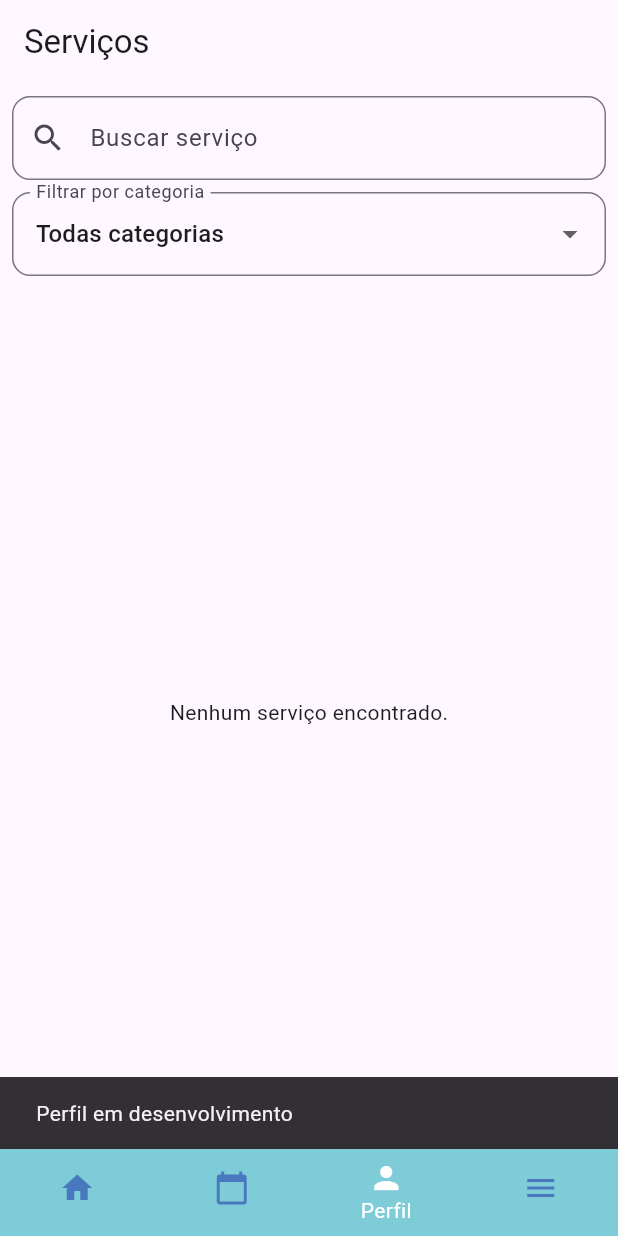
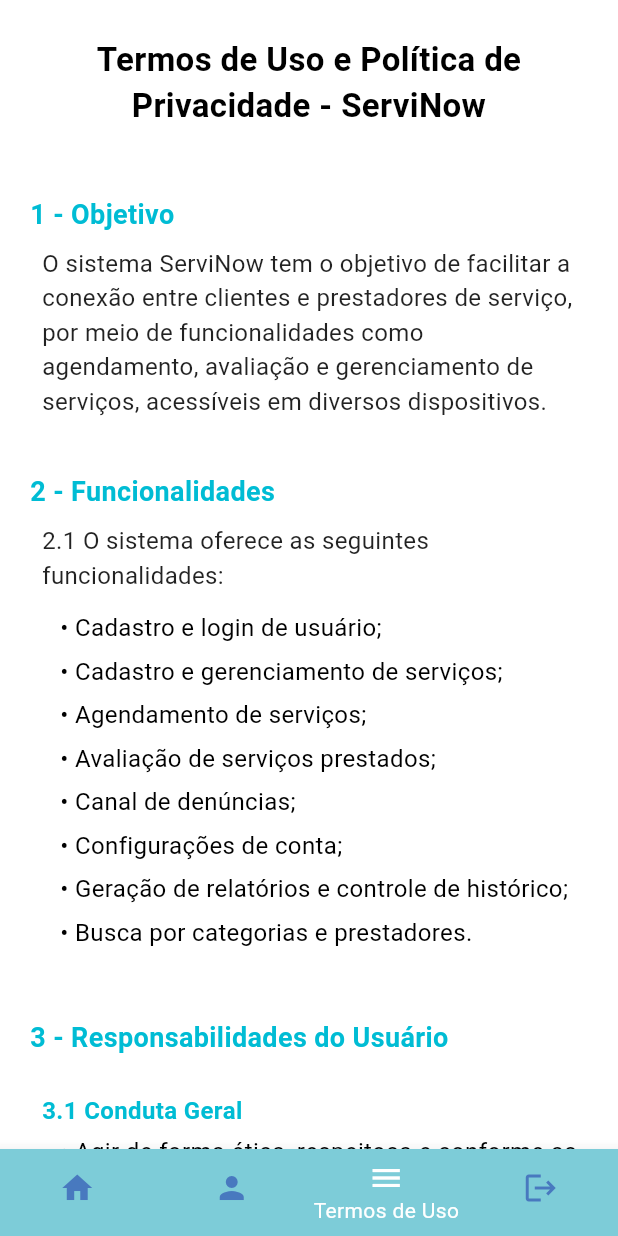
Before and after one commit to JVBC743/servinow-mobile, a Flutter app: the screen it shows after launch, item 3 of the bottom bar chosen, on a phone screen of 412 x 824 dp. Run offline on Flutter 3.47's test engine with Material 3 defaults, Android fonts, the phone set to English and light mode, and no system bars; our stand-ins replace connectivity_plus, mask_text_input_formatter, shared_preferences; network calls fail.

Commit message:
criado tela de termo de uso e sobre nos e ajustado downbar

```diff
--- a/lib/core/widgets/downbar.dart
+++ b/lib/core/widgets/downbar.dart
@@ -18,20 +18,15 @@
         Navigator.pushReplacementNamed(context, '/home');
         break;
       case 1:
-        ScaffoldMessenger.of(context).showSnackBar(
-          const SnackBar(content: Text('Agendamentos em desenvolvimento')),
-        );
+        Navigator.pushReplacementNamed(context, '/sobre-nos');
         break;
       case 2:
-        ScaffoldMessenger.of(context).showSnackBar(
-          const SnackBar(content: Text('Perfil em desenvolvimento')),
-        );
+        Navigator.pushReplacementNamed(context, '/termos-uso');
         break;
-      case 3:
-        ScaffoldMessenger.of(context).showSnackBar(
-          const SnackBar(content: Text('Menu em desenvolvimento')),
-        );
+      case 1:
+       Navigator.pushReplacementNamed(context, '/termos-uso');
         break;
+
     }
   }
 
@@ -47,12 +42,12 @@
       showUnselectedLabels: false,
       items: const [
         BottomNavigationBarItem(icon: Icon(Icons.home), label: 'Início'),
+        BottomNavigationBarItem(icon: Icon(Icons.person), label: 'Sobre nós'),
+        BottomNavigationBarItem(icon: Icon(Icons.menu), label: 'Termos de Uso'),
         BottomNavigationBarItem(
-          icon: Icon(Icons.calendar_today),
-          label: 'Agendamentos',
+          icon: Icon(Icons.logout),
+          label: 'Desconectar',
         ),
-        BottomNavigationBarItem(icon: Icon(Icons.person), label: 'Perfil'),
-        BottomNavigationBarItem(icon: Icon(Icons.menu), label: 'Menu'),
       ],
     );
   }
--- a/lib/main.dart
+++ b/lib/main.dart
@@ -4,6 +4,8 @@
 import 'package:servinow_mobile/screens/auth/login_screen.dart';
 import 'package:servinow_mobile/core/widgets/downbar.dart';
 import 'package:servinow_mobile/screens/servico/home_screen.dart';
+import 'package:servinow_mobile/screens/menu/sobre_nos.dart';
+import 'package:servinow_mobile/screens/menu/termos_de_uso.dart';
 
 void main() {
   runApp(const ServinowApp());
@@ -24,6 +26,9 @@
         '/home': (context) => const HomeScreen(),
         '/register': (context) => const CadastroScreen(),
         '/forgot-password': (context) => const ForgotPasswordScreen(),
+        '/sobre-nos': (context) => const SobreNosScreen(),
+        '/termos-uso': (context) => const TermosDeUsoScreen(),
+
       },
     );
   }
--- /dev/null
+++ b/lib/screens/menu/termos_de_uso.dart
@@ -0,0 +1,176 @@
+import 'package:flutter/material.dart';
+import 'package:servinow_mobile/core/widgets/downbar.dart';
+
+class TermosDeUsoScreen extends StatelessWidget {
+  const TermosDeUsoScreen({super.key});
+
+  @override
+  Widget build(BuildContext context) {
+    return Scaffold(
+      backgroundColor: Colors.white,
+      bottomNavigationBar: const DownBar(currentIndex: 2),
+      body: SafeArea(
+        child: SingleChildScrollView(
+          padding: const EdgeInsets.symmetric(horizontal: 20, vertical: 24),
+          child: Column(
+            crossAxisAlignment: CrossAxisAlignment.start,
+            children: [
+              const Center(
+                child: Text(
+                  'Termos de Uso e Política de Privacidade - ServiNow',
+                  textAlign: TextAlign.center,
+                  style: TextStyle(
+                    fontSize: 22,
+                    fontWeight: FontWeight.bold,
+                    color: Colors.black,
+                  ),
+                ),
+              ),
+              const SizedBox(height: 20),
+              _buildSectionTitle('1 - Objetivo'),
+              _buildSectionContent(
+                'O sistema ServiNow tem o objetivo de facilitar a conexão entre clientes e prestadores de serviço, por meio de funcionalidades como agendamento, avaliação e gerenciamento de serviços, acessíveis em diversos dispositivos.',
+              ),
+              _buildSectionTitle('2 - Funcionalidades'),
+              _buildSectionContent(
+                '2.1 O sistema oferece as seguintes funcionalidades:',
+              ),
+              _buildBulletList([
+                'Cadastro e login de usuário;',
+                'Cadastro e gerenciamento de serviços;',
+                'Agendamento de serviços;',
+                'Avaliação de serviços prestados;',
+                'Canal de denúncias;',
+                'Configurações de conta;',
+                'Geração de relatórios e controle de histórico;',
+                'Busca por categorias e prestadores.',
+              ]),
+              _buildSectionTitle('3 - Responsabilidades do Usuário'),
+              _buildSubSectionTitle('3.1 Conduta Geral'),
+              _buildBulletList([
+                'Agir de forma ética, respeitosa e conforme as leis brasileiras;',
+                'Fornecer informações verdadeiras e atualizadas;',
+                'Não praticar discriminação, discurso de ódio ou assédio;',
+                'Respeitar os limites técnicos e operacionais da plataforma.',
+              ]),
+              _buildSubSectionTitle('3.2 Proibições'),
+              _buildBulletList([
+                'Propor, anunciar ou solicitar serviços de natureza sexual, prostituição ou semelhantes;',
+                'Anunciar, vender ou divulgar produtos ilegais ou sem autorização legal;',
+                'Utilizar linguagem ofensiva ou xingamentos diretos em avaliações ou interações indevidas;',
+                'Enviar avaliações sequenciais com objetivo de manipular ou sobrecarregar a listagem de comentários (“flood”);',
+                'Tentar fraudar ou manipular o sistema de reputação da plataforma.',
+              ]),
+              _buildSubSectionTitle('3.3 Penalidades'),
+              _buildBulletList([
+                'Advertência;',
+                'Suspensão temporária da conta;',
+                'Banimento permanente do usuário.',
+              ]),
+              _buildSubSectionTitle('3.4 Usuário como Cliente'),
+              _buildSectionContent(
+                'O cliente é responsável por verificar a confiabilidade dos prestadores antes de efetuar o agendamento, e por utilizar os recursos da plataforma de maneira consciente.',
+              ),
+              _buildSubSectionTitle('3.5 Usuário como Prestador de Serviços'),
+              _buildSectionContent(
+                'O prestador deve garantir a veracidade das informações fornecidas, manter conduta profissional e cumprir com os prazos e condições oferecidos.',
+              ),
+              _buildSectionTitle('4 - Privacidade'),
+              _buildSectionContent(
+                'A ServiNow atua apenas como intermediadora e não compartilha informações dos usuários com terceiros, salvo por obrigação legal. Os dados são utilizados unicamente para o funcionamento do sistema.',
+              ),
+              _buildSectionTitle('4.1 Denúncia'),
+              _buildSectionContent(
+                'A plataforma disponibiliza um meio para denúncia de condutas inadequadas, que são os e-mails dos desenvolvedores, disponibilizados no item 6. Todas as denúncias são analisadas pela equipe do ServiNow com confidencialidade e imparcialidade.',
+              ),
+              _buildSectionTitle('5 - Proteção de Dados'),
+              _buildSectionContent(
+                'Os dados dos usuários (nome, e-mail, preferências, avaliações, etc.) são armazenados com segurança, conforme a Lei Geral de Proteção de Dados (LGPD - Lei nº 13.709/2018). O usuário pode solicitar a atualização ou exclusão de seus dados a qualquer momento.',
+              ),
+              _buildSectionTitle('6 - Disposições Finais'),
+              _buildSectionContent(
+                'A ServiNow poderá alterar estes Termos de Uso e Política de Privacidade a qualquer momento, com aviso prévio por e-mail ou na própria plataforma. O uso contínuo após as alterações indica concordância com os novos termos.',
+              ),
+              _buildSectionContent(
+                'E-mails dos desenvolvedores:\n'
+                'José Claion Martins de Sousa (joseclaionmartins@gmail.com)\n'
+                'João Victor Brum de Castro (joaovictor.brumc@gmail.com)\n'
+                'Matheus Pantoja de Morais (mateus4pantoja@gmail.com)\n'
+                'Manoel de Jesus Moreira de Aguiar (manoelmaguiar@gmail.com)',
+              ),
+              const SizedBox(height: 60),
+            ],
+          ),
+        ),
+      ),
+    );
+  }
+
+  Widget _buildSectionTitle(String title) {
+    return Padding(
+      padding: const EdgeInsets.only(top: 24, bottom: 8),
+      child: Text(
+        title,
+        style: const TextStyle(
+          fontSize: 18,
+          fontWeight: FontWeight.bold,
+          color: Colors.cyan,
+        ),
+      ),
+    );
+  }
+
+  Widget _buildSubSectionTitle(String title) {
+    return Padding(
+      padding: const EdgeInsets.only(top: 16, bottom: 4, left: 8),
+      child: Text(
+        title,
+        style: const TextStyle(
+          fontSize: 16,
+          fontWeight: FontWeight.bold,
+          color: Colors.cyan,
+        ),
+      ),
+    );
+  }
+
+  Widget _buildSectionContent(String content) {
+    return Padding(
+      padding: const EdgeInsets.only(bottom: 12, left: 8, right: 8),
+      child: Text(
+        content,
+        style: const TextStyle(fontSize: 16, color: Colors.black87),
+      ),
+    );
+  }
+
+  Widget _buildBulletList(List<String> items) {
+    return Padding(
+      padding: const EdgeInsets.only(left: 20, bottom: 16),
+      child: Column(
+        crossAxisAlignment: CrossAxisAlignment.start,
+        children: items
+            .map((item) => Padding(
+                  padding: const EdgeInsets.only(bottom: 6),
+                  child: Row(
+                    crossAxisAlignment: CrossAxisAlignment.start,
+                    children: [
+                      const Text(
+                        '• ',
+                        style: TextStyle(fontSize: 16, color: Colors.black),
+                      ),
+                      Expanded(
+                        child: Text(
+                          item,
+                          style:
+                              const TextStyle(fontSize: 16, color: Colors.black),
+                        ),
+                      ),
+                    ],
+                  ),
+                ))
+            .toList(),
+      ),
+    );
+  }
+}
--- a/pubspec.yaml
+++ b/pubspec.yaml
@@ -64,6 +64,10 @@
 
   assets:
     - assets/logo.png
+    - assets/matheus.jpg
+    - assets/manoel.png
+    - assets/claion.png
+    - assets/joao.png
 
   # To add assets to your application, add an assets section, like this:
   # assets:
```
Also changed, not shown: lib/screens/menu/sobre_nos.dart (added, +95 -0 lines), assets/claion.png (added), assets/joao.png (added), assets/manoel.png (added), assets/matheus.jpg (added).
